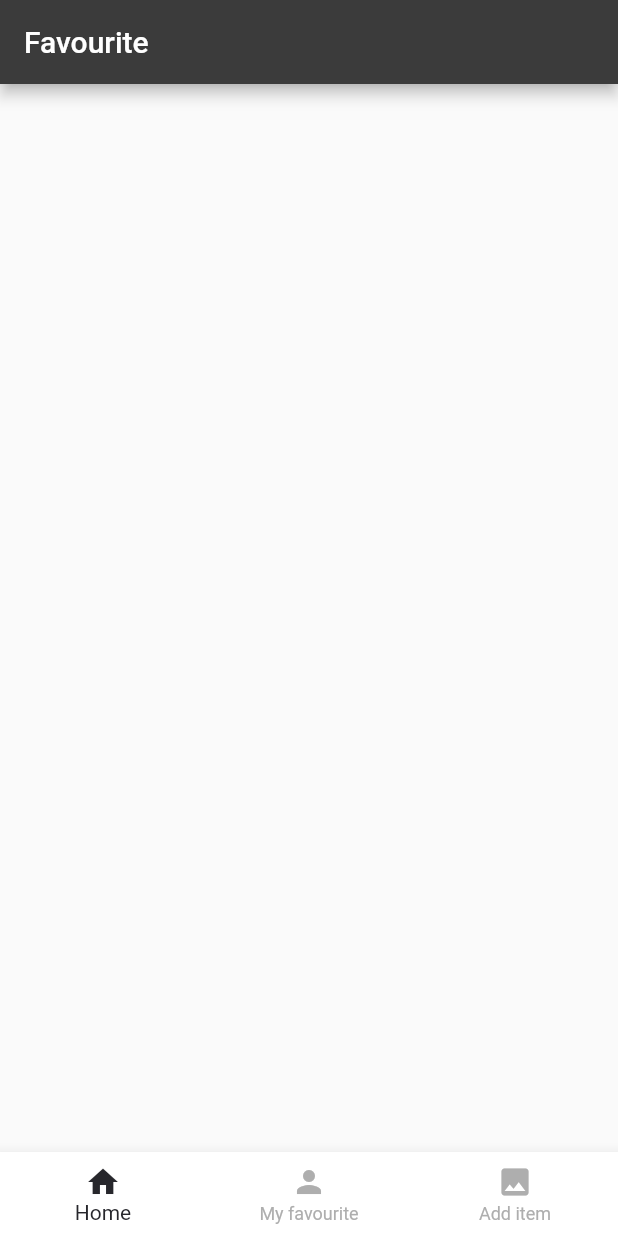
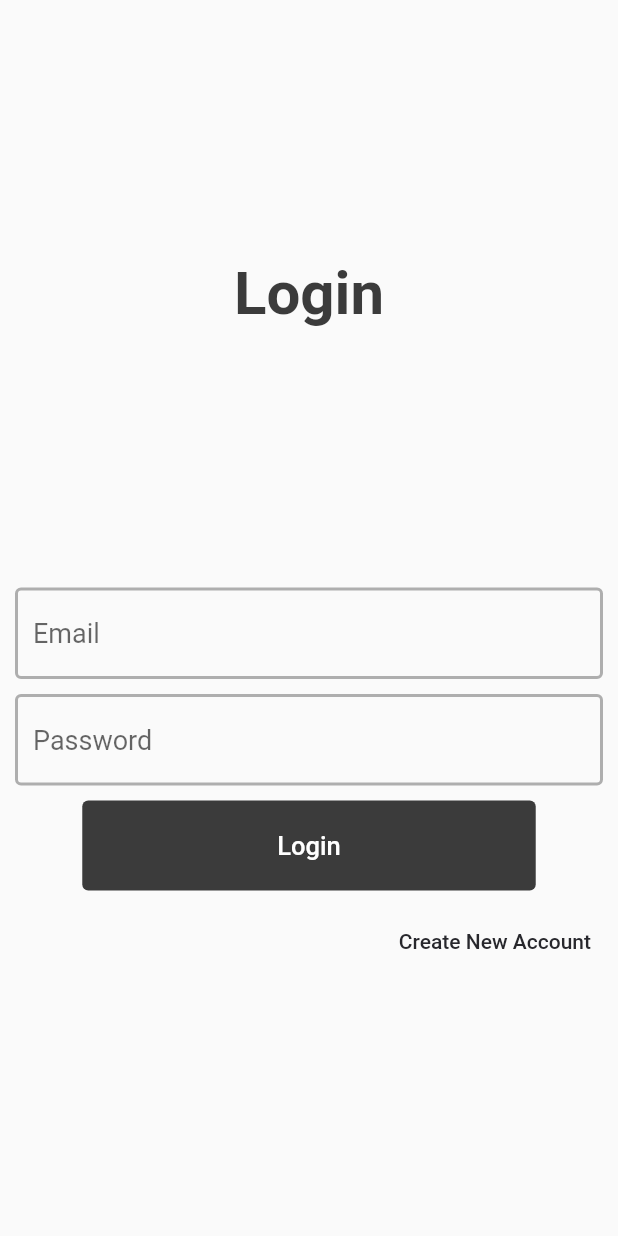
Before and after one commit to Hashimkhann1/statemanagment_Favourite_flutter_app, a Flutter app: the screen it shows after launch, on a phone screen of 412 x 824 dp. Run offline on Flutter 3.47's test engine with Material 2 defaults, Android fonts, the phone set to English and light mode, and no system bars; our stand-ins replace cloud_firestore, firebase_auth, firebase_core, firebase_storage, fluttertoast, image_picker; accounts and stored records are empty.

Commit message:
authentication is add and favourite data is add to database and getting in my_favourite widget

```diff
--- a/lib/main.dart
+++ b/lib/main.dart
@@ -1,7 +1,9 @@
 import 'package:favourite_flutter/provider/bottomNavigatorProvider.dart';
 import 'package:favourite_flutter/provider/getGalleryImageProvider.dart';
+import 'package:favourite_flutter/view/auth/login.dart';
 import 'package:favourite_flutter/view/bottomNavigator.dart';
 import 'package:favourite_flutter/view/home.dart';
+import 'package:favourite_flutter/view/splash/splash.dart';
 import 'package:firebase_core/firebase_core.dart';
 import 'package:flutter/material.dart';
 import 'package:provider/provider.dart';
@@ -25,7 +27,8 @@ class MyApp extends StatelessWidget {
       ],
       child: MaterialApp(
       debugShowCheckedModeBanner: false,
-      home: BottomNavigator(),
+      // home: BottomNavigator(),
+        home: SplashScreen(),
     )
     );
 
--- /dev/null
+++ b/lib/view/auth/login.dart
@@ -0,0 +1,118 @@
+import 'package:favourite_flutter/utils/colorResources.dart';
+import 'package:favourite_flutter/view/auth/register.dart';
+import 'package:favourite_flutter/view/bottomNavigator.dart';
+import 'package:favourite_flutter/widgets/AppText.dart';
+import 'package:favourite_flutter/widgets/customTextButton.dart';
+import 'package:favourite_flutter/widgets/custom_textfield.dart';
+import 'package:firebase_auth/firebase_auth.dart';
+import 'package:flutter/material.dart';
+import 'package:fluttertoast/fluttertoast.dart';
+
+final _auth = FirebaseAuth.instance;
+
+class Login extends StatefulWidget {
+  const Login({Key? key}) : super(key: key);
+
+  @override
+  State<Login> createState() => _LoginState();
+}
+
+class _LoginState extends State<Login> {
+
+  String? email,password;
+  void toastMessage(message) {
+    Fluttertoast.showToast(
+        msg: message.toString(),
+        toastLength: Toast.LENGTH_SHORT,
+        gravity: ToastGravity.CENTER,
+        timeInSecForIosWeb: 4,
+        backgroundColor: ColorResource.blackColor,
+        textColor: Colors.white,
+        fontSize: 16.0
+    );
+  }
+
+  @override
+  Widget build(BuildContext context) {
+    return SafeArea(
+        child: Scaffold(
+      body: Column(
+        mainAxisAlignment: MainAxisAlignment.spaceEvenly,
+        children: <Widget>[
+          AppText(
+            title: 'Login',
+            textSize: 40.0,
+            textFontWeight: FontWeight.w700,
+            textColor: ColorResource.lightBlackColor,
+          ),
+          Padding(
+            padding: const EdgeInsets.symmetric(horizontal: 10),
+            child: Column(
+              children: [
+                CustomTextfield(
+                  hintText: 'Email',
+                  fieldValueChanged: (value){
+                    // print(value);
+                    email = value;
+                    },
+                ),
+                SizedBox(
+                  height: 10,
+                ),
+                CustomTextfield(
+                  hintText: 'Password',
+                  passorText: true,
+                  fieldValueChanged: (value){
+                    // print(value);
+                    password = value;
+                    },
+                ),
+                SizedBox(
+                  height: 10,
+                ),
+                CustomTextButton(
+                  btnTitle: 'Login',
+                  btnTextSize: 17,
+                  btnBackgroundColor: ColorResource.lightBlackColor,
+                  btnTextColor: ColorResource.whiteColor,
+                  btnPadding: EdgeInsets.symmetric(
+                    horizontal: 130,
+                    vertical: 20,
+                  ),
+                  pressed: () {
+                    try{
+                      final user = _auth.signInWithEmailAndPassword(email: email.toString().trim(), password: password.toString().trim());
+                      if(user != null){
+                        toastMessage('User Login Successfully');
+                        Navigator.push(context, MaterialPageRoute(builder: (context) => BottomNavigator()));
+                      }
+                    }catch(error){
+                      toastMessage(error.toString());
+                    }
+                    print(email);
+                    print(password);
+                  },
+                ),
+                SizedBox(
+                  height: 10,
+                ),
+                Align(
+                    alignment: Alignment.topRight,
+                    child: CustomTextButton(
+                      btnTitle: 'Create New Account',
+                      btnTextColor: ColorResource.blackColor,
+                      pressed: () {
+                        Navigator.push(
+                            context,
+                            MaterialPageRoute(
+                                builder: (context) => Register()));
+                      },
+                    )),
+              ],
+            ),
+          )
+        ],
+      ),
+    ));
+  }
+}
--- a/lib/widgets/custom_textfield.dart
+++ b/lib/widgets/custom_textfield.dart
@@ -3,14 +3,16 @@ import 'package:flutter/material.dart';
 
 
 class CustomTextfield extends StatelessWidget {
-  CustomTextfield({required this.hintText,this.icon,this.fieldValueChanged});
+  CustomTextfield({required this.hintText,this.icon,this.fieldValueChanged,this.passorText = false,});
   String? hintText;
   Icon? icon;
   ValueChanged<String>? fieldValueChanged;
+  bool? passorText;
 
   @override
   Widget build(BuildContext context) {
     return TextField(
+      obscureText: passorText!,
       onChanged: fieldValueChanged,
       decoration: InputDecoration(
         hintText: hintText,
--- a/pubspec.yaml
+++ b/pubspec.yaml
@@ -42,6 +42,7 @@ dependencies:
   cloud_firestore: ^4.0.1
   firebase_storage: ^11.0.1
   fluttertoast: ^8.1.1
+  firebase_auth: ^4.0.1
 
 dev_dependencies:
   flutter_test:
```
Also changed, not shown: lib/view/auth/register.dart (added, +120 -0 lines), lib/view/home.dart (+16 -2 lines), lib/view/items_data/my_favourite.dart (+30 -10 lines), lib/view/splash/splash.dart (added, +40 -0 lines), pubspec.lock, 1 other file.
